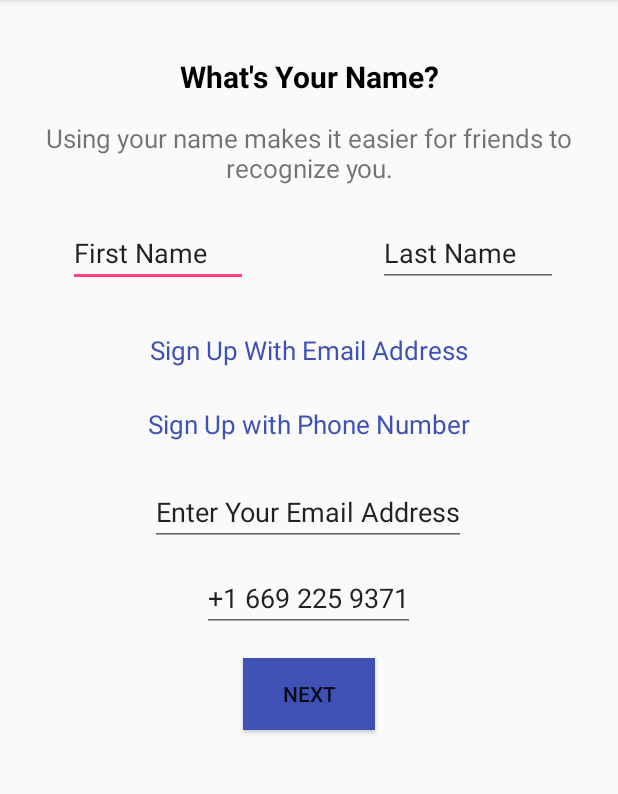
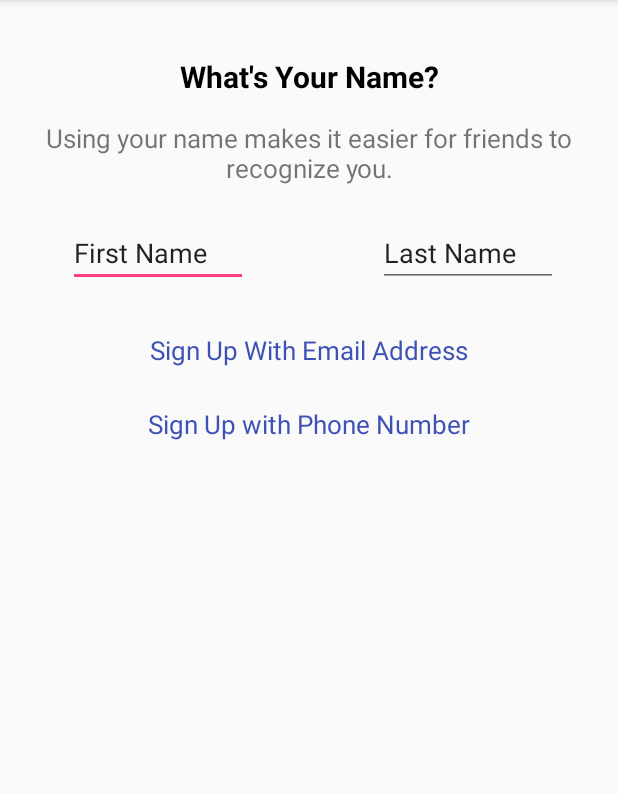
Before and after one commit to Sagar-Mane/Social-Networking-Application, an Android app: the RegisterNewUser screen opened directly, with no data from a screen before it, on a phone screen of 412 x 824 dp, the part 84-878 px from its top. Run offline under Robolectric (Android 15) with nearby library versions, the phone set to English and light mode, and no system bars; network calls fail.

Commit message:
Adding activity for register new user

```diff
--- a/src/SJSUConnect/app/src/main/java/bananatechnologies/sjsuconnect/RegisterNewUser.java
+++ b/src/SJSUConnect/app/src/main/java/bananatechnologies/sjsuconnect/RegisterNewUser.java
@@ -2,12 +2,61 @@ package bananatechnologies.sjsuconnect;
 
 import android.support.v7.app.AppCompatActivity;
 import android.os.Bundle;
+import android.util.Log;
+import android.view.View;
+import android.widget.Button;
+import android.widget.EditText;
+import android.widget.TextView;
 
 public class RegisterNewUser extends AppCompatActivity {
+
+    private TextView sign_up_with_email;
+    private TextView sign_up_with_phone;
+    private static final String TAG = "logs_register_activity";
+    private EditText email_address_register;
+    private EditText phone_number_register;
+    private Button next_button_register;
 
     @Override
     protected void onCreate(Bundle savedInstanceState) {
         super.onCreate(savedInstanceState);
         setContentView(R.layout.activity_register_new_user);
+
+        sign_up_with_email=(TextView) findViewById(R.id.email_signup);
+        sign_up_with_phone=(TextView) findViewById(R.id.phone_signup);
+        email_address_register=(EditText)findViewById(R.id.email_id_register);
+        phone_number_register=(EditText) findViewById(R.id.phone_number_register);
+        next_button_register=(Button) findViewById(R.id.register);
+
+        //Initially hiding unnessary things
+        next_button_register.setVisibility(View.INVISIBLE);
+        email_address_register.setVisibility(View.INVISIBLE);
+        phone_number_register.setVisibility(View.INVISIBLE);
+
+        sign_up_with_email.setOnClickListener(new View.OnClickListener() {
+            @Override
+            public void onClick(View v) {
+                Log.i(TAG,"Reporting from sign up with email");
+                sign_up_with_email.setVisibility(View.GONE);
+                sign_up_with_phone.setVisibility(View.GONE);
+                phone_number_register.setVisibility(View.GONE);
+
+                email_address_register.setVisibility(View.VISIBLE);
+                next_button_register.setVisibility(View.VISIBLE);
+            }
+        });
+
+        sign_up_with_phone.setOnClickListener(new View.OnClickListener() {
+            @Override
+            public void onClick(View v) {
+                Log.i(TAG,"Reporting from sign up with phone");
+                sign_up_with_email.setVisibility(View.GONE);
+                sign_up_with_phone.setVisibility(View.GONE);
+                email_address_register.setVisibility(View.GONE);
+                phone_number_register.setVisibility(View.VISIBLE);
+                next_button_register.setVisibility(View.VISIBLE);
+            }
+        });
     }
+
 }
--- a/src/SJSUConnect/app/src/main/res/layout/activity_main.xml
+++ b/src/SJSUConnect/app/src/main/res/layout/activity_main.xml
@@ -61,6 +61,7 @@
             android:text="--------------------------OR-------------------------" />
 
         <Button
+            android:id="@+id/create_account"
             android:layout_width="250dp"
             android:layout_height="32dp"
             android:layout_alignStart="@+id/textView2"
--- a/src/SJSUConnect/app/src/main/res/layout/activity_register_new_user.xml
+++ b/src/SJSUConnect/app/src/main/res/layout/activity_register_new_user.xml
@@ -84,7 +84,7 @@
             android:inputType="textEmailAddress"
             android:text="Enter Your Email Address"
             android:layout_below="@+id/phone_signup"
-            android:layout_alignStart="@+id/email_signup" />
+            android:layout_marginLeft="90dp" />
 
         <EditText
             android:id="@+id/phone_number_register"
@@ -104,7 +104,8 @@
             android:layout_centerHorizontal="true"
             android:layout_marginTop="17dp"
             android:background="@color/colorPrimary"
-            android:text="Next" />
+            android:text="Next"
+            android:textColor="#ffffff"/>
 
     </RelativeLayout>
 
```
Also changed, not shown: src/SJSUConnect/app/src/main/java/bananatechnologies/sjsuconnect/MainActivity.java (+16 -6 lines).
